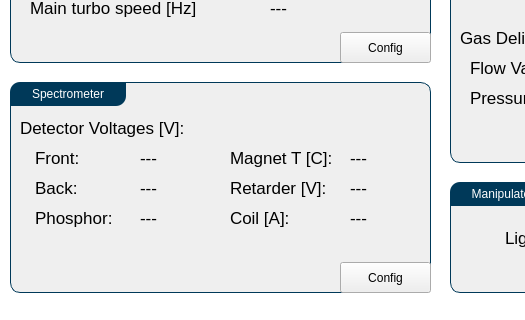
This is Utils/ursapqConsoleResources/main.ui in pnjun/UrsaPQ-Manager as Qt 5 draws it before an edit; both pictures show x 0 to 525 and y 178 to 498 of the 736 by 498 pixel window. The edited form follows.
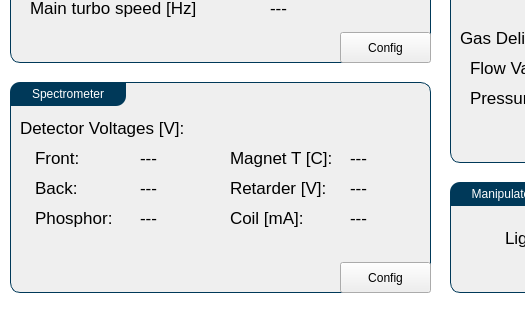
This is the edited form.

Commit message: beckhoff coil manager and UX

The edit to the form file:
```diff
--- a/Utils/ursapqConsoleResources/main.ui
+++ b/Utils/ursapqConsoleResources/main.ui
@@ -463,7 +463,7 @@
        </rect>
       </property>
       <property name="text">
-       <string>Coil [A]:</string>
+       <string>Coil [mA]:</string>
       </property>
      </widget>
      <widget class="QLabel" name="coil_curr">
```
The commit also changes 3 other files.
